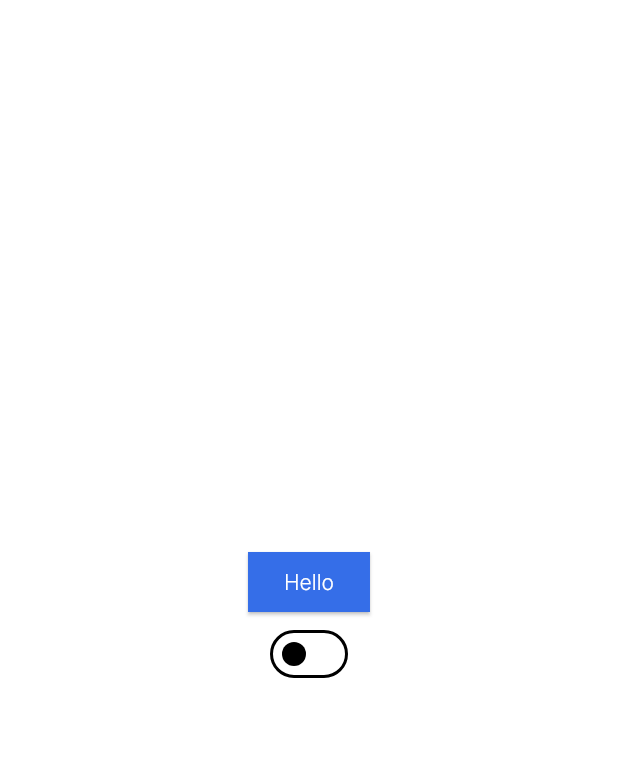
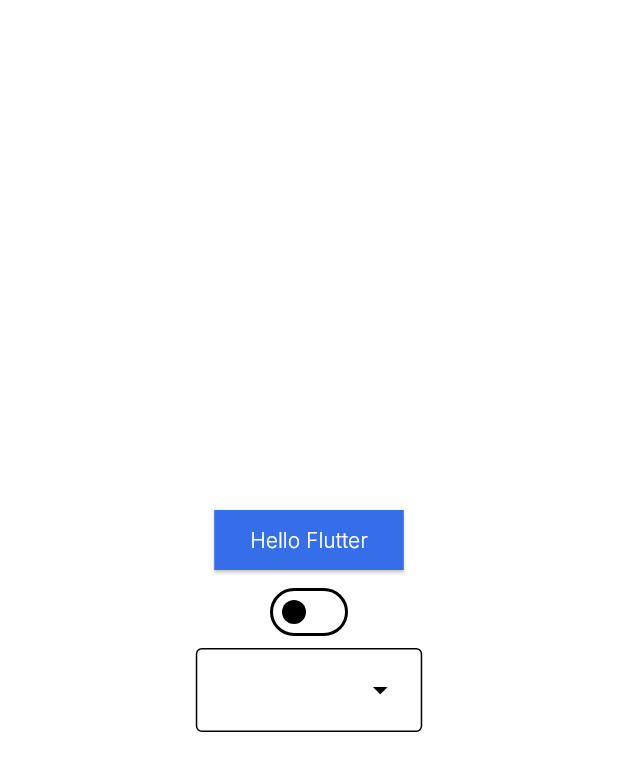
Before and after one commit to karthikmohan4/flutter-clean-architecture, a Flutter app: the screen it shows after launch, on a phone screen of 412 x 824 dp. Shown: the top 771 px of the screen. Run offline on Flutter 3.47's test engine with Material 3 defaults, Android fonts, the phone set to English and light mode, and no system bars; our stand-ins replace dartz, dio, equatable, flutter_bloc, flutter_dotenv, flutter_secure_storage and 4 more; Roboto replaces fonts that are missing (Inter).

Commit message:
feat: added localizations

````diff
--- /dev/null
+++ b/l10n.yaml
@@ -0,0 +1,3 @@
+arb-dir: lib/l10n
+template-arb-file: app_en.arb
+output-localization-file: app_localizations.dart
--- a/lib/app.dart
+++ b/lib/app.dart
@@ -5,8 +5,11 @@
 import 'package:enterprise/core/theme/bloc/theme_event.dart';
 import 'package:enterprise/core/theme/bloc/theme_state.dart';
 import 'package:enterprise/core/theme/domain/entity/entity.dart';
+import 'package:enterprise/l10n/app_localizations.dart';
+import 'package:enterprise/l10n/bloc/cubit/locale_cubit.dart';
 import 'package:flutter/material.dart';
 import 'package:flutter_bloc/flutter_bloc.dart';
+import 'package:flutter_localizations/flutter_localizations.dart';
 
 class App extends StatefulWidget {
   const App({super.key});
@@ -23,18 +26,33 @@
         BlocProvider(
           create: (_) => serviceLocator<ThemeBloc>()..add(LoadTheme()),
         ),
+        BlocProvider(
+          create: (_) => serviceLocator<LocaleCubit>()..loadLocale(),
+        ),
       ],
       child: BlocBuilder<ThemeBloc, ThemeState>(
         builder: (context, themeState) {
+          return BlocBuilder<LocaleCubit, Locale>(
+            builder: (context, localeState) {
               return MaterialApp.router(
                 title: 'Enterprise',
                 debugShowCheckedModeBanner: false,
                 darkTheme: AppTheme.darkTheme,
                 theme: AppTheme.lightTheme,
+                locale: localeState,
+                localizationsDelegates: [
+                  AppLocalizations.delegate,
+                  GlobalMaterialLocalizations.delegate,
+                  GlobalWidgetsLocalizations.delegate,
+                  GlobalCupertinoLocalizations.delegate,
+                ],
+                supportedLocales: [Locale('en'), Locale('es')],
                 themeMode: (themeState.themeMode == AppThemeMode.dark)
                     ? ThemeMode.dark
-                :  ThemeMode.light,
+                    : ThemeMode.light,
                 routerConfig: app_router.router,
+              );
+            },
           );
         },
       ),
--- a/lib/core/constants/storage_constants.dart
+++ b/lib/core/constants/storage_constants.dart
@@ -1,4 +1,6 @@
 class StorageConstants {
+  static final localeKey = 'locale';
+
   static final kIsLogged = 'isLogged';
   static final kToken = 'token';
 
--- a/lib/features/splash/presentation/splash_page.dart
+++ b/lib/features/splash/presentation/splash_page.dart
@@ -4,6 +4,8 @@
 import 'package:enterprise/core/theme/bloc/theme_event.dart';
 import 'package:enterprise/core/theme/bloc/theme_state.dart';
 import 'package:enterprise/core/theme/domain/entity/entity.dart';
+import 'package:enterprise/l10n/app_localizations.dart';
+import 'package:enterprise/l10n/bloc/cubit/locale_cubit.dart';
 import 'package:flutter/material.dart';
 import 'package:flutter_bloc/flutter_bloc.dart';
 
@@ -17,17 +19,20 @@
 class _SplashPageState extends State<SplashPage> {
   @override
   Widget build(BuildContext context) {
+    final l10 = AppLocalizations.of(context);
     return Scaffold(
       body: Column(
         mainAxisAlignment: .center,
         children: [
           Center(
-            child: ElevatedButton(onPressed: () {}, child: Text("Hello")),
+            child: ElevatedButton(
+              onPressed: () {},
+              child: Text(l10!.helloFlutter),
+            ),
           ),
           BlocBuilder<ThemeBloc, ThemeState>(
             builder: (context, state) {
               return Switch(
-
                 value: AppThemeMode.dark == state.themeMode,
                 onChanged: (value) {
                   log("dark: $value");
@@ -45,6 +50,17 @@
               );
             },
           ),
+          BlocBuilder<LocaleCubit, Locale>(
+            builder: (context, state) {
+              return DropdownMenu(
+                onSelected: (value) => context.read<LocaleCubit>().changeLocale(Locale(value.toString())),
+                dropdownMenuEntries: [
+                  DropdownMenuEntry(value: 'en', label: "English"),
+                  DropdownMenuEntry(value: 'es', label: "Spanish"),
+                ],
+              );
+            },
+          ),
         ],
       ),
     );
--- /dev/null
+++ b/lib/l10n/app_en.arb
@@ -0,0 +1,3 @@
+{
+    "helloFlutter":"Hello Flutter"
+}
--- /dev/null
+++ b/lib/l10n/app_es.arb
@@ -0,0 +1,3 @@
+{
+    "helloFlutter":"Hola Flutter"
+}
--- /dev/null
+++ b/lib/l10n/app_localizations.dart
@@ -0,0 +1,140 @@
+import 'dart:async';
+
+import 'package:flutter/foundation.dart';
+import 'package:flutter/widgets.dart';
+import 'package:flutter_localizations/flutter_localizations.dart';
+import 'package:intl/intl.dart' as intl;
+
+import 'app_localizations_en.dart';
+import 'app_localizations_es.dart';
+
+// ignore_for_file: type=lint
+
+/// Callers can lookup localized strings with an instance of AppLocalizations
+/// returned by `AppLocalizations.of(context)`.
+///
+/// Applications need to include `AppLocalizations.delegate()` in their app's
+/// `localizationDelegates` list, and the locales they support in the app's
+/// `supportedLocales` list. For example:
+///
+/// ```dart
+/// import 'l10n/app_localizations.dart';
+///
+/// return MaterialApp(
+///   localizationsDelegates: AppLocalizations.localizationsDelegates,
+///   supportedLocales: AppLocalizations.supportedLocales,
+///   home: MyApplicationHome(),
+/// );
+/// ```
+///
+/// ## Update pubspec.yaml
+///
+/// Please make sure to update your pubspec.yaml to include the following
+/// packages:
+///
+/// ```yaml
+/// dependencies:
+///   # Internationalization support.
+///   flutter_localizations:
+///     sdk: flutter
+///   intl: any # Use the pinned version from flutter_localizations
+///
+///   # Rest of dependencies
+/// ```
+///
+/// ## iOS Applications
+///
+/// iOS applications define key application metadata, including supported
+/// locales, in an Info.plist file that is built into the application bundle.
+/// To configure the locales supported by your app, you’ll need to edit this
+/// file.
+///
+/// First, open your project’s ios/Runner.xcworkspace Xcode workspace file.
+/// Then, in the Project Navigator, open the Info.plist file under the Runner
+/// project’s Runner folder.
+///
+/// Next, select the Information Property List item, select Add Item from the
+/// Editor menu, then select Localizations from the pop-up menu.
+///
+/// Select and expand the newly-created Localizations item then, for each
+/// locale your application supports, add a new item and select the locale
+/// you wish to add from the pop-up menu in the Value field. This list should
+/// be consistent with the languages listed in the AppLocalizations.supportedLocales
+/// property.
+abstract class AppLocalizations {
+  AppLocalizations(String locale)
+    : localeName = intl.Intl.canonicalizedLocale(locale.toString());
+
+  final String localeName;
+
+  static AppLocalizations? of(BuildContext context) {
+    return Localizations.of<AppLocalizations>(context, AppLocalizations);
+  }
+
+  static const LocalizationsDelegate<AppLocalizations> delegate =
+      _AppLocalizationsDelegate();
+
+  /// A list of this localizations delegate along with the default localizations
+  /// delegates.
+  ///
+  /// Returns a list of localizations delegates containing this delegate along with
+  /// GlobalMaterialLocalizations.delegate, GlobalCupertinoLocalizations.delegate,
+  /// and GlobalWidgetsLocalizations.delegate.
+  ///
+  /// Additional delegates can be added by appending to this list in
+  /// MaterialApp. This list does not have to be used at all if a custom list
+  /// of delegates is preferred or required.
+  static const List<LocalizationsDelegate<dynamic>> localizationsDelegates =
+      <LocalizationsDelegate<dynamic>>[
+        delegate,
+        GlobalMaterialLocalizations.delegate,
+        GlobalCupertinoLocalizations.delegate,
+        GlobalWidgetsLocalizations.delegate,
+      ];
+
+  /// A list of this localizations delegate's supported locales.
+  static const List<Locale> supportedLocales = <Locale>[
+    Locale('en'),
+    Locale('es'),
+  ];
+
+  /// No description provided for @helloFlutter.
+  ///
+  /// In en, this message translates to:
+  /// **'Hello Flutter'**
+  String get helloFlutter;
+}
+
+class _AppLocalizationsDelegate
+    extends LocalizationsDelegate<AppLocalizations> {
+  const _AppLocalizationsDelegate();
+
+  @override
+  Future<AppLocalizations> load(Locale locale) {
+    return SynchronousFuture<AppLocalizations>(lookupAppLocalizations(locale));
+  }
+
+  @override
+  bool isSupported(Locale locale) =>
+      <String>['en', 'es'].contains(locale.languageCode);
+
+  @override
+  bool shouldReload(_AppLocalizationsDelegate old) => false;
+}
+
+AppLocalizations lookupAppLocalizations(Locale locale) {
+  // Lookup logic when only language code is specified.
+  switch (locale.languageCode) {
+    case 'en':
+      return AppLocalizationsEn();
+    case 'es':
+      return AppLocalizationsEs();
+  }
+
+  throw FlutterError(
+    'AppLocalizations.delegate failed to load unsupported locale "$locale". This is likely '
+    'an issue with the localizations generation tool. Please file an issue '
+    'on GitHub with a reproducible sample app and the gen-l10n configuration '
+    'that was used.',
+  );
+}
--- /dev/null
+++ b/lib/l10n/app_localizations_en.dart
@@ -0,0 +1,13 @@
+// ignore: unused_import
+import 'package:intl/intl.dart' as intl;
+import 'app_localizations.dart';
+
+// ignore_for_file: type=lint
+
+/// The translations for English (`en`).
+class AppLocalizationsEn extends AppLocalizations {
+  AppLocalizationsEn([String locale = 'en']) : super(locale);
+
+  @override
+  String get helloFlutter => 'Hello Flutter';
+}
--- /dev/null
+++ b/lib/l10n/app_localizations_es.dart
@@ -0,0 +1,13 @@
+// ignore: unused_import
+import 'package:intl/intl.dart' as intl;
+import 'app_localizations.dart';
+
+// ignore_for_file: type=lint
+
+/// The translations for Spanish Castilian (`es`).
+class AppLocalizationsEs extends AppLocalizations {
+  AppLocalizationsEs([String locale = 'es']) : super(locale);
+
+  @override
+  String get helloFlutter => 'Hola Flutter';
+}
--- /dev/null
+++ b/lib/l10n/bloc/cubit/locale_cubit.dart
@@ -0,0 +1,18 @@
+import 'dart:ui';
+
+import 'package:flutter_bloc/flutter_bloc.dart';
+import 'package:enterprise/l10n/domain/locale_repository.dart';
+
+class LocaleCubit extends Cubit<Locale> {
+  final LocaleRepository _localeRepository;
+  LocaleCubit(this._localeRepository) : super(Locale('en'));
+  Future<void> loadLocale() async {
+    final saved = await _localeRepository.getSavedLocale();
+    emit(saved);
+  }
+
+  Future<void> changeLocale(Locale locale) async {
+    await _localeRepository.saveLocale(locale);
+    emit(locale);
+  }
+}
--- /dev/null
+++ b/lib/l10n/domain/locale_repository.dart
@@ -0,0 +1,6 @@
+import 'package:flutter/cupertino.dart';
+
+abstract class LocaleRepository {
+  Future<Locale> getSavedLocale();
+  Future<void> saveLocale(Locale locale);
+}
--- a/pubspec.yaml
+++ b/pubspec.yaml
@@ -27,6 +27,8 @@
   equatable: ^2.0.7
   image_picker: ^1.2.0
   shared_preferences: ^2.5.4
+  flutter_localizations:
+    sdk: flutter
 
 dev_dependencies:
   flutter_test:
@@ -39,6 +41,7 @@
 
 
   uses-material-design: true
+  generate: true
 
   assets:
    - .env
````
Also changed, not shown: lib/core/di/injection.dart (+13 -3 lines), lib/l10n/data/locale_repository_impl.dart (added, +22 -0 lines), pubspec.lock. Lines whose indentation alone changed are shown as unchanged.
